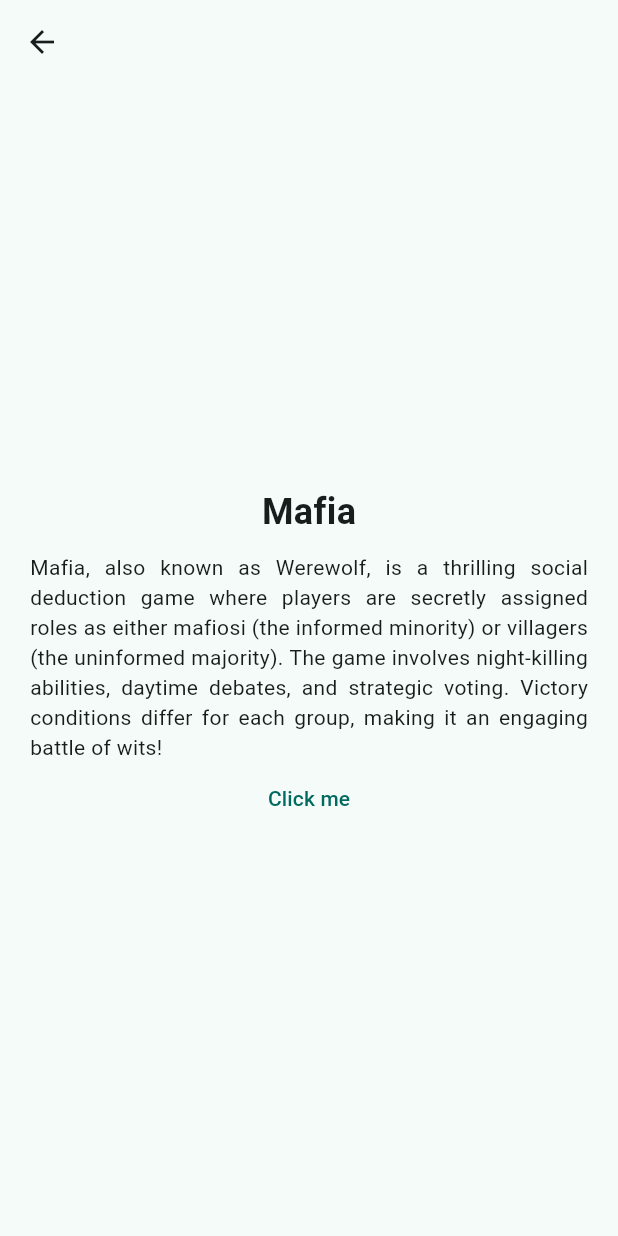
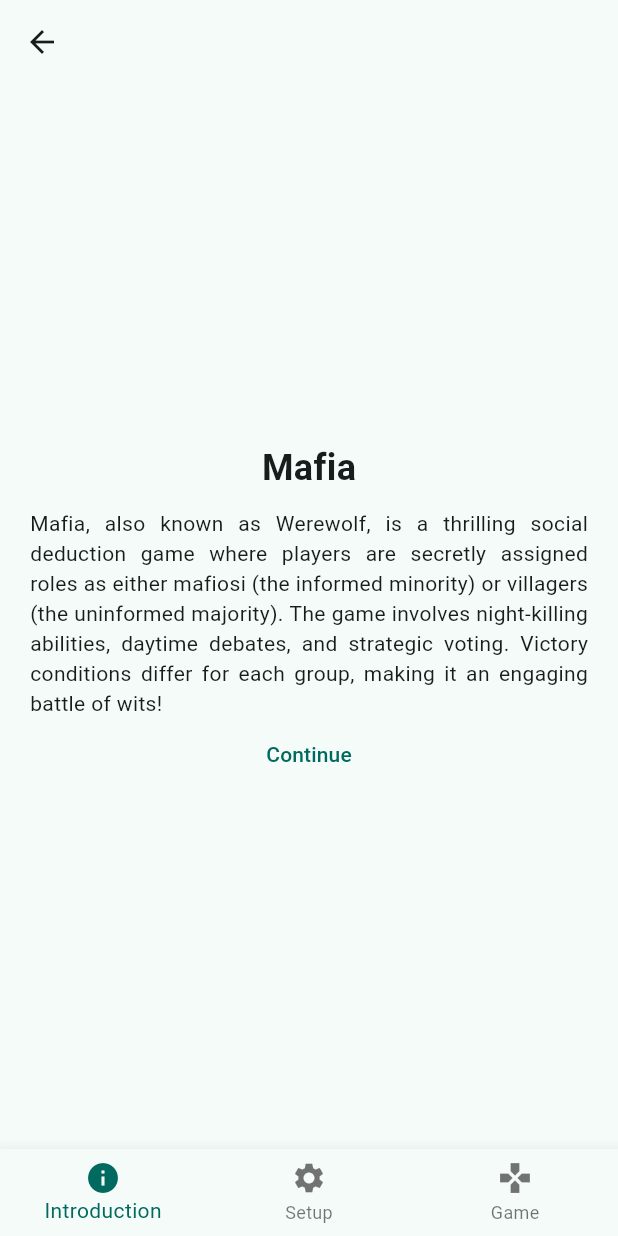
Before and after one commit to fangeles02/party_games_by_tdng_fe, a Flutter app: the GameMaker screen opened directly with sample values from the repository, on a phone screen of 412 x 824 dp. Run offline on Flutter 3.47's test engine with Material 3 defaults, Android fonts, the phone set to English and light mode, and no system bars; our stand-ins replace shared_preferences; missing offline and left inert: signalr_core; accounts and stored records are empty.

Commit message:
added bottom navigation and animation on gamemaker page

```diff
--- a/lib/pages/games/gamemaker.dart
+++ b/lib/pages/games/gamemaker.dart
@@ -3,6 +3,7 @@ import 'package:party_games_by_tdng/api/appsettings.dart';
 import 'package:party_games_by_tdng/helpers/gamedetailshelper.dart';
 import 'package:party_games_by_tdng/helpers/responsiveuihelper.dart';
 import 'package:signalr_core/signalr_core.dart';
+import 'package:animations/animations.dart';
 
 class GameMaker extends StatefulWidget {
   const GameMaker({super.key, required this.gameDetail, required this.heroTag});
@@ -15,6 +16,18 @@ class GameMaker extends StatefulWidget {
 }
 
 class _GameMakerState extends State<GameMaker> {
+  Function()? continuebuttonfunc;
+
+  int currentIndex = 0;
+
+  continueButton() async {
+    Navigator.push(
+        context,
+        MaterialPageRoute(
+            builder: (_) => Sample(
+                sampleData: "Hello Sample", initHubConnection: connection)));
+  }
+
   final connection = HubConnectionBuilder()
       .withUrl(
           baseUrl + SignalrConstants.hubOperations,
@@ -24,7 +37,17 @@ class _GameMakerState extends State<GameMaker> {
       .build();
 
   void initSignalR() async {
-    await connection.start();
+    try {
+      await connection.start();
+      setState(() {
+        continuebuttonfunc = continueButton;
+      });
+    } on Exception catch (data) {
+      print(data.toString());
+      setState(() {
+        continuebuttonfunc = null;
+      });
+    }
   }
 
   @override
@@ -45,9 +68,15 @@ class _GameMakerState extends State<GameMaker> {
                 ? 50
                 : 70);
 
-    return Scaffold(
-      appBar: AppBar(),
-      body: Column(
+    void onTapped(int index) {
+      setState(() {
+        currentIndex = index;
+        print(currentIndex);
+      });
+    }
+
+    List<Widget> pages = [
+      Column(
         mainAxisAlignment: MainAxisAlignment.center,
         children: [
           Center(
@@ -72,20 +101,53 @@ class _GameMakerState extends State<GameMaker> {
                     textAlign: TextAlign.justify,
                   ),
                   TextButton(
-                      onPressed: () async {
-                        Navigator.push(
-                            context,
-                            MaterialPageRoute(
-                                builder: (_) => Sample(
-                                    sampleData: "Hello Sample",
-                                    initHubConnection: connection)));
-                      },
-                      child: const Text("Click me"))
+                    onPressed: continuebuttonfunc,
+                    child: const Text("Continue"),
+                  ),
                 ],
               ),
             ),
           )
         ],
+      ),
+      Container(
+        color: Colors.blue,
+      ),
+      Container(
+        color: Colors.red,
+      ),
+    ];
+
+    return Scaffold(
+      appBar: AppBar(),
+      body: PageTransitionSwitcher(
+        transitionBuilder: (child, animation, secondaryAnimation) {
+          return FadeThroughTransition(
+            animation: animation,
+            secondaryAnimation: secondaryAnimation,
+            child: child,
+          );
+        },
+        child: pages.elementAt(currentIndex),
+      ),
+
+      //
+
+      // _NavigationDestinationView(
+      //       // Adding [UniqueKey] to make sure the widget rebuilds when transitioning.
+      //       key: UniqueKey(),
+      //       item: bottomNavigationBarItems[_currentIndex.value],
+      //     )
+
+      bottomNavigationBar: BottomNavigationBar(
+        items: const [
+          BottomNavigationBarItem(
+              icon: Icon(Icons.info), label: "Introduction"),
+          BottomNavigationBarItem(icon: Icon(Icons.settings), label: "Setup"),
+          BottomNavigationBarItem(icon: Icon(Icons.gamepad), label: "Game")
+        ],
+        currentIndex: currentIndex,
+        onTap: onTapped,
       ),
     );
   }
@@ -94,6 +156,7 @@ class _GameMakerState extends State<GameMaker> {
   void dispose() {
     // TODO: implement dispose
     super.dispose();
+    connection.stop();
   }
 }
 
```
